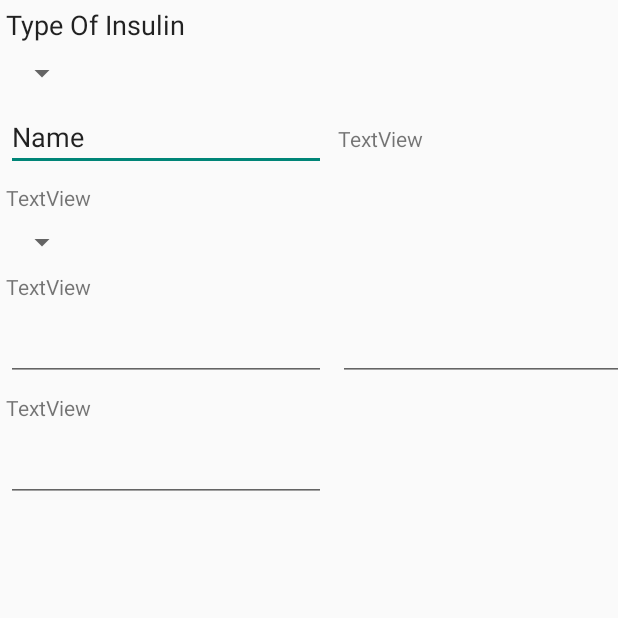
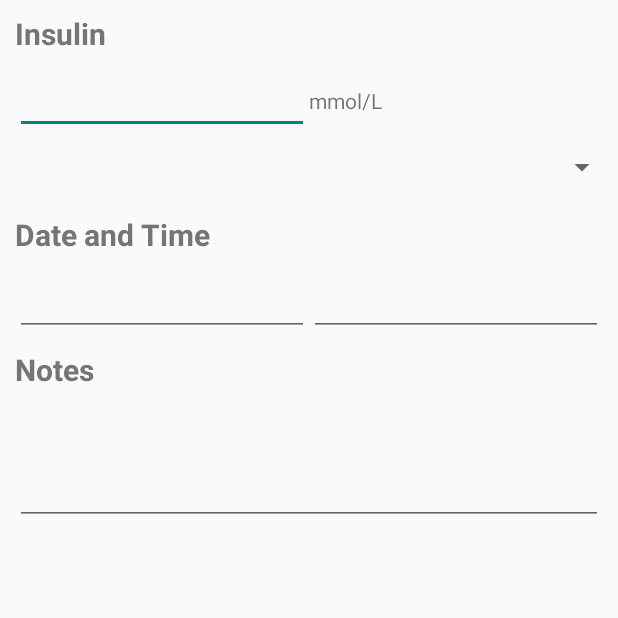
Before and after one commit to Alex-apostolo/BGLTracker, an Android app: the screen it shows after launch (AddInsulinActivity), after a tap on an icon or button, on a phone screen of 412 x 824 dp, the top half of it. Run offline under Robolectric (Android 15) with nearby library versions, the phone set to English and light mode, and no system bars.

Commit message:
Fixed resources names

```diff
--- a/app/src/main/java/com/alexapostolopoulos/bgltracker/AddGlucoseActivity.java
+++ b/app/src/main/java/com/alexapostolopoulos/bgltracker/AddGlucoseActivity.java
@@ -2,6 +2,13 @@ package com.alexapostolopoulos.bgltracker;
 
 import android.support.v7.app.AppCompatActivity;
 import android.os.Bundle;
+import android.view.Menu;
+import android.view.MenuItem;
+import android.widget.EditText;
+
+import java.time.LocalDate;
+import java.time.LocalTime;
+import java.time.format.DateTimeFormatter;
 
 public class AddGlucoseActivity extends AppCompatActivity {
 
@@ -9,5 +16,21 @@ public class AddGlucoseActivity extends AppCompatActivity {
     protected void onCreate(Bundle savedInstanceState) {
         super.onCreate(savedInstanceState);
         setContentView(R.layout.activity_add_glucose);
+        EditText date = findViewById(R.id.date_inputField);
+        EditText time = findViewById(R.id.time);
+        date.setText(LocalDate.now().toString());
+        time.setText(LocalTime.now().format(DateTimeFormatter.ofPattern("hh:mm:ss")));
+    }
+    @Override
+    public boolean onCreateOptionsMenu(Menu menu) {
+        getMenuInflater().inflate(R.menu.toolbar_add,menu);
+        return true;
+    }
+
+    public void saveChanges(MenuItem menuItem) {
+        EditText date = findViewById(R.id.date_inputField);
+        EditText time = findViewById(R.id.time_inputField);
+        EditText sugarConcentration = findViewById(R.id.sugarCon_inputField);
+        EditText notes = findViewById(R.id.note_inputField);
     }
 }
--- a/app/src/main/java/com/alexapostolopoulos/bgltracker/AddInsulinActivity.java
+++ b/app/src/main/java/com/alexapostolopoulos/bgltracker/AddInsulinActivity.java
@@ -2,9 +2,9 @@ package com.alexapostolopoulos.bgltracker;
 
 import android.support.v7.app.AppCompatActivity;
 import android.os.Bundle;
-import android.widget.ArrayAdapter;
-import android.widget.ListAdapter;
-import android.widget.ListView;
+import android.view.Menu;
+import android.view.MenuItem;
+import android.widget.EditText;
 import android.widget.Spinner;
 
 public class AddInsulinActivity extends AppCompatActivity {
@@ -13,6 +13,19 @@ public class AddInsulinActivity extends AppCompatActivity {
     protected void onCreate(Bundle savedInstanceState) {
         super.onCreate(savedInstanceState);
         setContentView(R.layout.activity_add_insulin);
+        Spinner typeOfInsulin = findViewById(R.id.typeOfInsulin_inputField);
+    }
 
+    @Override
+    public boolean onCreateOptionsMenu(Menu menu) {
+        getMenuInflater().inflate(R.menu.toolbar_add,menu);
+        return true;
+    }
+
+    public void saveChangesIns(MenuItem menuItem) {
+        EditText date = findViewById(R.id.date_inputField);
+        EditText time = findViewById(R.id.time_inputField);
+        EditText sugarConcentration = findViewById(R.id.sugarCon_inputField);
+        EditText notes = findViewById(R.id.note_inputField);
     }
 }
--- a/app/src/main/java/com/alexapostolopoulos/bgltracker/AddMedicationActivity.java
+++ b/app/src/main/java/com/alexapostolopoulos/bgltracker/AddMedicationActivity.java
@@ -2,6 +2,7 @@ package com.alexapostolopoulos.bgltracker;
 
 import android.support.v7.app.AppCompatActivity;
 import android.os.Bundle;
+import android.view.Menu;
 
 public class AddMedicationActivity extends AppCompatActivity {
 
@@ -10,4 +11,9 @@ public class AddMedicationActivity extends AppCompatActivity {
         super.onCreate(savedInstanceState);
         setContentView(R.layout.activity_add_medication);
     }
+    @Override
+    public boolean onCreateOptionsMenu(Menu menu) {
+        getMenuInflater().inflate(R.menu.toolbar_add,menu);
+        return true;
+    }
 }
--- a/app/src/main/java/com/alexapostolopoulos/bgltracker/CustomAdapter.java
+++ b/app/src/main/java/com/alexapostolopoulos/bgltracker/CustomAdapter.java
@@ -20,9 +20,9 @@ public class CustomAdapter extends ArrayAdapter<CustomRowData> {
 
         CustomRowData rowData = getItem(position);
 
-        TextView title = customView.findViewById(R.id.title1);
+        TextView title = customView.findViewById(R.id.title);
         TextView subtitle = customView.findViewById(R.id.subtitle);
-        TextView date = customView.findViewById(R.id.date);
+        TextView date = customView.findViewById(R.id.date_inputField);
         TextView time = customView.findViewById(R.id.time);
 
         title.setText(rowData.getTitle());
--- a/app/src/main/java/com/alexapostolopoulos/bgltracker/MainActivity.java
+++ b/app/src/main/java/com/alexapostolopoulos/bgltracker/MainActivity.java
@@ -23,9 +23,9 @@ public class MainActivity extends AppCompatActivity {
         CustomRowData secondRow = new CustomRowData("Glucose", "lol mmlg", LocalDate.of(2018,12,10), LocalTime.of(20,20));
         CustomRowData[] myData = {firstRow,secondRow};
         ListAdapter adapter = new CustomAdapter(this, myData);
-        ListView BGLlist = findViewById(R.id.BGLlist);
-        BGLlist.setAdapter(adapter);
-        BGLlist.setOnItemClickListener(new AdapterView.OnItemClickListener() {
+        ListView entryList = findViewById(R.id.entry_list);
+        entryList.setAdapter(adapter);
+        entryList.setOnItemClickListener(new AdapterView.OnItemClickListener() {
             @Override
             public void onItemClick(AdapterView<?> parent, View view, int position, long id) {
 
--- /dev/null
+++ b/app/src/main/res/drawable/ic_check_black_24dp.xml
@@ -0,0 +1,9 @@
+<vector xmlns:android="http://schemas.android.com/apk/res/android"
+        android:width="24dp"
+        android:height="24dp"
+        android:viewportWidth="24.0"
+        android:viewportHeight="24.0">
+    <path
+        android:fillColor="#FF000000"
+        android:pathData="M9,16.17L4.83,12l-1.42,1.41L9,19 21,7l-1.41,-1.41z"/>
+</vector>
--- a/app/src/main/res/layout/activity_add_glucose.xml
+++ b/app/src/main/res/layout/activity_add_glucose.xml
@@ -8,7 +8,7 @@
     tools:context=".AddGlucoseActivity">
 
     <TextView
-        android:id="@+id/textView"
+        android:id="@+id/sugarCon_textView"
         android:layout_width="0dp"
         android:layout_height="0dp"
         android:layout_rowWeight="1"
@@ -21,7 +21,7 @@
         android:textAppearance="@style/CustomTextTitle" />
 
     <EditText
-        android:id="@+id/editText5"
+        android:id="@+id/sugarCon_inputField"
         android:layout_width="0dp"
         android:layout_height="0dp"
         android:layout_rowWeight="1"
@@ -31,11 +31,10 @@
         android:gravity="center_vertical"
         android:inputType="number"
         android:textColor="@android:color/black"
-        android:textColorHighlight="@android:color/black"
         android:textColorLink="@color/colorPrimary" />
 
     <TextView
-        android:id="@+id/textView2"
+        android:id="@+id/unit_textView"
         android:layout_width="0dp"
         android:layout_height="0dp"
         android:layout_rowWeight="1"
@@ -45,7 +44,7 @@
         android:text="mmol/L" />
 
     <TextView
-        android:id="@+id/textView7"
+        android:id="@+id/dateTime_textView"
         android:layout_width="0dp"
         android:layout_height="0dp"
         android:layout_rowWeight="1"
@@ -58,7 +57,7 @@
         android:textAppearance="@style/CustomTextTitle" />
 
     <EditText
-        android:id="@+id/editText6"
+        android:id="@+id/date_inputField"
         android:layout_width="0dp"
         android:layout_height="0dp"
         android:layout_rowWeight="1"
@@ -68,11 +67,10 @@
         android:gravity="center_vertical"
         android:inputType="date"
         android:textColor="@android:color/black"
-        android:textColorHighlight="@android:color/black"
         android:textColorLink="@color/colorPrimary" />
 
     <EditText
-        android:id="@+id/editText7"
+        android:id="@+id/time_inputField"
         android:layout_width="0dp"
         android:layout_height="0dp"
         android:layout_rowWeight="1"
@@ -82,11 +80,10 @@
         android:gravity="center_vertical"
         android:inputType="time"
         android:textColor="@android:color/black"
-        android:textColorHighlight="@android:color/black"
         android:textColorLink="@color/colorPrimary" />
 
     <TextView
-        android:id="@+id/textView8"
+        android:id="@+id/note_textView"
         android:layout_width="0dp"
         android:layout_height="0dp"
         android:layout_rowWeight="1"
@@ -99,7 +96,7 @@
         android:textAppearance="@style/CustomTextTitle" />
 
     <EditText
-        android:id="@+id/editText8"
+        android:id="@+id/notes_inputField"
         android:layout_width="0dp"
         android:layout_height="0dp"
         android:layout_rowWeight="1.8"
@@ -111,6 +108,5 @@
         android:gravity="top|left"
         android:inputType="textMultiLine"
         android:textColor="@android:color/black"
-        android:textColorHighlight="@android:color/black"
         android:textColorLink="@color/colorPrimary" />
 </GridLayout>
--- a/app/src/main/res/layout/activity_add_insulin.xml
+++ b/app/src/main/res/layout/activity_add_insulin.xml
@@ -3,100 +3,118 @@
     xmlns:app="http://schemas.android.com/apk/res-auto"
     xmlns:tools="http://schemas.android.com/tools"
     android:layout_width="match_parent"
-    android:layout_height="match_parent"
-    android:theme="@style/CustomTheme"
-    android:useDefaultMargins="true"
+    android:layout_height="350dp"
+    android:columnCount="2"
     tools:context=".AddInsulinActivity">
 
     <TextView
-        android:id="@+id/insulinText"
-        android:layout_width="wrap_content"
-        android:layout_height="wrap_content"
-        android:text="Type Of Insulin"
-        android:textAppearance="@style/TextAppearance.AppCompat.Body1"
-        android:textSize="18sp" />
+        android:id="@+id/Insulin_textView"
+        android:layout_width="0dp"
+        android:layout_height="0dp"
+        android:layout_rowWeight="1"
+        android:layout_columnSpan="2"
+        android:layout_columnWeight="1"
+        android:layout_marginLeft="10dp"
+        android:layout_marginRight="10dp"
+        android:gravity="center_vertical"
+        android:text="Insulin"
+        android:textAppearance="@style/CustomTextTitle" />
+
+    <EditText
+        android:id="@+id/insulin_inputField"
+        android:layout_width="0dp"
+        android:layout_height="0dp"
+        android:layout_rowWeight="1"
+        android:layout_columnWeight="1"
+        android:layout_marginLeft="10dp"
+        android:ems="10"
+        android:gravity="center_vertical"
+        android:inputType="number"
+        android:textColor="@android:color/black"
+        android:textColorLink="@color/colorPrimary" />
+
+    <TextView
+        android:id="@+id/insulinUnit_textView"
+        android:layout_width="0dp"
+        android:layout_height="0dp"
+        android:layout_rowWeight="1"
+        android:layout_columnWeight="1"
+        android:layout_marginRight="10dp"
+        android:gravity="center_vertical"
+        android:text="mmol/L" />
 
     <Spinner
-        android:id="@+id/spinner4"
-        android:layout_width="wrap_content"
-        android:layout_height="wrap_content"
-        android:layout_row="1"
-        android:layout_column="0" />
+        android:id="@+id/typeOfInsulin_inputField"
+        android:layout_width="0dp"
+        android:layout_height="0dp"
+        android:layout_rowWeight="1"
+        android:layout_columnSpan="2"
+        android:layout_columnWeight="1" />
+
+    <TextView
+        android:id="@+id/dateTime_textView"
+        android:layout_width="0dp"
+        android:layout_height="0dp"
+        android:layout_rowWeight="1"
+        android:layout_columnSpan="2"
+        android:layout_columnWeight="1"
+        android:layout_marginLeft="10dp"
+        android:layout_marginRight="10dp"
+        android:gravity="center_vertical"
+        android:text="Date and Time"
+        android:textAppearance="@style/CustomTextTitle" />
 
     <EditText
-        android:id="@+id/editText"
-        android:layout_width="wrap_content"
-        android:layout_height="wrap_content"
-        android:layout_row="2"
-        android:layout_column="0"
+        android:id="@+id/date_inputField"
+        android:layout_width="0dp"
+        android:layout_height="0dp"
+        android:layout_rowWeight="1"
+        android:layout_columnWeight="1"
+        android:layout_marginLeft="10dp"
         android:ems="10"
-        android:inputType="textPersonName"
-        android:text="Name" />
+        android:gravity="center_vertical"
+        android:inputType="date"
+        android:textColor="@android:color/black"
+        android:textColorLink="@color/colorPrimary" />
+
+    <EditText
+        android:id="@+id/time_inputField"
+        android:layout_width="0dp"
+        android:layout_height="0dp"
+        android:layout_rowWeight="1"
+        android:layout_columnWeight="1"
+        android:layout_marginRight="10dp"
+        android:ems="10"
+        android:gravity="center_vertical"
+        android:inputType="time"
+        android:textColor="@android:color/black"
+        android:textColorLink="@color/colorPrimary" />
 
     <TextView
-        android:id="@+id/textView3"
-        android:layout_width="wrap_content"
-        android:layout_height="wrap_content"
-        android:layout_row="2"
-        android:layout_column="1"
-        android:text="TextView" />
-
-    <TextView
-        android:id="@+id/textView4"
-        android:layout_width="wrap_content"
-        android:layout_height="wrap_content"
-        android:layout_row="3"
-        android:layout_column="0"
-        android:text="TextView" />
-
-    <Spinner
-        android:id="@+id/spinner6"
-        android:layout_width="wrap_content"
-        android:layout_height="wrap_content"
-        android:layout_row="4"
-        android:layout_column="0" />
-
-    <TextView
-        android:id="@+id/textView5"
-        android:layout_width="wrap_content"
-        android:layout_height="wrap_content"
-        android:layout_row="5"
-        android:layout_column="0"
-        android:text="TextView" />
+        android:id="@+id/notes_textView"
+        android:layout_width="0dp"
+        android:layout_height="0dp"
+        android:layout_rowWeight="1"
+        android:layout_columnSpan="2"
+        android:layout_columnWeight="1"
+        android:layout_marginLeft="10dp"
+        android:layout_marginRight="10dp"
+        android:gravity="center_vertical"
+        android:text="Notes"
+        android:textAppearance="@style/CustomTextTitle" />
 
     <EditText
-        android:id="@+id/editText2"
-        android:layout_width="wrap_content"
-        android:layout_height="wrap_content"
-        android:layout_row="6"
-        android:layout_column="0"
+        android:id="@+id/note_inputField"
+        android:layout_width="0dp"
+        android:layout_height="0dp"
+        android:layout_rowWeight="1.8"
+        android:layout_columnSpan="2"
+        android:layout_columnWeight="1"
+        android:layout_marginLeft="10dp"
+        android:layout_marginRight="10dp"
         android:ems="10"
-        android:inputType="date" />
-
-    <EditText
-        android:id="@+id/editText3"
-        android:layout_width="wrap_content"
-        android:layout_height="wrap_content"
-        android:layout_row="6"
-        android:layout_column="1"
-        android:ems="10"
-        android:inputType="time" />
-
-    <TextView
-        android:id="@+id/textView6"
-        android:layout_width="wrap_content"
-        android:layout_height="wrap_content"
-        android:layout_row="7"
-        android:layout_column="0"
-        android:text="TextView" />
-
-    <EditText
-        android:id="@+id/editText4"
-        android:layout_width="wrap_content"
-        android:layout_height="wrap_content"
-        android:layout_row="8"
-        android:layout_column="0"
-        android:ems="10"
-        android:inputType="textMultiLine" />
-
+        android:gravity="top|left"
+        android:inputType="textMultiLine"
+        android:textColor="@android:color/black"
+        android:textColorLink="@color/colorPrimary" />
 </GridLayout>
--- a/app/src/main/res/layout/activity_main.xml
+++ b/app/src/main/res/layout/activity_main.xml
@@ -5,7 +5,7 @@
     android:layout_height="match_parent">
 
     <ListView
-        android:id="@+id/BGLlist"
+        android:id="@+id/entry_list"
         android:layout_width="match_parent"
         android:layout_height="match_parent" />
 
--- a/app/src/main/res/layout/custom_row.xml
+++ b/app/src/main/res/layout/custom_row.xml
@@ -5,7 +5,7 @@
     android:layout_height="match_parent">
 
     <TextView
-        android:id="@+id/title1"
+        android:id="@+id/title"
         android:layout_width="150dp"
         android:layout_height="40dp"
         android:layout_marginStart="16dp"
@@ -24,10 +24,10 @@
         android:textAlignment="center"
         android:textSize="18sp"
         app:layout_constraintStart_toStartOf="parent"
-        app:layout_constraintTop_toBottomOf="@+id/title1" />
+        app:layout_constraintTop_toBottomOf="@+id/title" />
 
     <TextView
-        android:id="@+id/date"
+        android:id="@+id/date_inputField"
         android:layout_width="142dp"
         android:layout_height="40dp"
         android:layout_marginTop="16dp"
@@ -48,5 +48,5 @@
         android:textSize="18sp"
         android:textStyle="italic"
         app:layout_constraintEnd_toEndOf="parent"
-        app:layout_constraintTop_toBottomOf="@+id/date" />
+        app:layout_constraintTop_toBottomOf="@+id/date_inputField" />
 </android.support.constraint.ConstraintLayout>
--- a/app/src/main/res/menu/toolbar.xml
+++ b/app/src/main/res/menu/toolbar.xml
@@ -4,45 +4,45 @@
     <item
         android:id="@+id/filter"
         android:icon="@drawable/ic_icons8_filter_filled_100"
-        android:title="@string/menu_filter"
+        android:title="@string/filter"
         app:showAsAction="always">
         <menu>
             <item
                 android:id="@+id/menu_filter_all"
-                android:title="@string/menu_filter_all" />
+                android:title="@string/filter_all" />
             <item
-                android:id="@string/menu_filter_glucose"
-                android:title="@string/menu_filter_glucose" />
+                android:id="@string/filter_glucose"
+                android:title="@string/filter_glucose" />
             <item
                 android:id="@+id/menu_filter_insulin"
-                android:title="@string/menu_filter_insulin" />
+                android:title="@string/filter_insulin" />
             <item
                 android:id="@+id/menu_filter_medication"
-                android:title="@string/menu_filter_medication" />
+                android:title="@string/filter_medication" />
         </menu>
     </item>
 
 
     <item android:id="@+id/sort"
-        android:title="@string/menu_sort"
+        android:title="@string/sort"
         android:icon="@drawable/ic_sort_black_24dp"
         app:showAsAction="always">
         <menu>
             <item
                 android:id="@+id/SortByLastDay"
-                android:title="@string/menu_sort_lastDay" />
+                android:title="@string/sort_lastDay" />
             <item
                 android:id="@+id/SortByLastWeek"
-                android:title="@string/menu_sort_lastWeek" />
+                android:title="@string/sort_lastWeek" />
             <item
                 android:id="@+id/SelectDayRange"
-                android:title="@string/menu_sort_SelectDateRange" />
+                android:title="@string/sort_SelectDateRange" />
         </menu>
     </item>
 
     <item
         android:id="@+id/more_vertical"
-        android:title="@string/menu_more_vert"
+        android:title="@string/more_vert"
         android:icon="@drawable/ic_more_vert_black_24dp"
         app:showAsAction="always"/>
 </menu>
--- /dev/null
+++ b/app/src/main/res/menu/toolbar_add.xml
@@ -0,0 +1,9 @@
+<?xml version="1.0" encoding="utf-8"?>
+<menu xmlns:app="http://schemas.android.com/apk/res-auto"
+    xmlns:android="http://schemas.android.com/apk/res/android">
+    <item
+        android:icon="@drawable/ic_check_black_24dp"
+        android:onClick="saveChanges"
+        android:title="ApplyChanges"
+        app:showAsAction="always" />
+</menu>
--- a/app/src/main/res/values/strings.xml
+++ b/app/src/main/res/values/strings.xml
@@ -2,20 +2,20 @@
     <string name="app_name">BGL Tracker</string>
 
     <!--Menu strings-->
-    <string name="menu_filter">filter</string>
-    <string name="menu_sort">sort</string>
-    <string name="menu_more_vert">more</string>
+    <string name="filter">filter</string>
+    <string name="sort">sort</string>
+    <string name="more_vert">more</string>
 
     <!--Filter Strings-->
-    <string name="menu_filter_all">All</string>
-    <string name="menu_filter_glucose">Glucose</string>
-    <string name="menu_filter_insulin">Insulin</string>
-    <string name="menu_filter_medication">Medication</string>
+    <string name="filter_all">All</string>
+    <string name="filter_glucose">Glucose</string>
+    <string name="filter_insulin">Insulin</string>
+    <string name="filter_medication">Medication</string>
 
     <!--Sort Strings-->
-    <string name="menu_sort_lastDay">LastDay</string>
-    <string name="menu_sort_lastWeek">LastWeek</string>
-    <string name="menu_sort_SelectDateRange">SelectDateRange</string>
+    <string name="sort_lastDay">LastDay</string>
+    <string name="sort_lastWeek">LastWeek</string>
+    <string name="sort_SelectDateRange">SelectDateRange</string>
 
     <string-array name="insulin_type_entry">
         <item>1st type</item>
```
